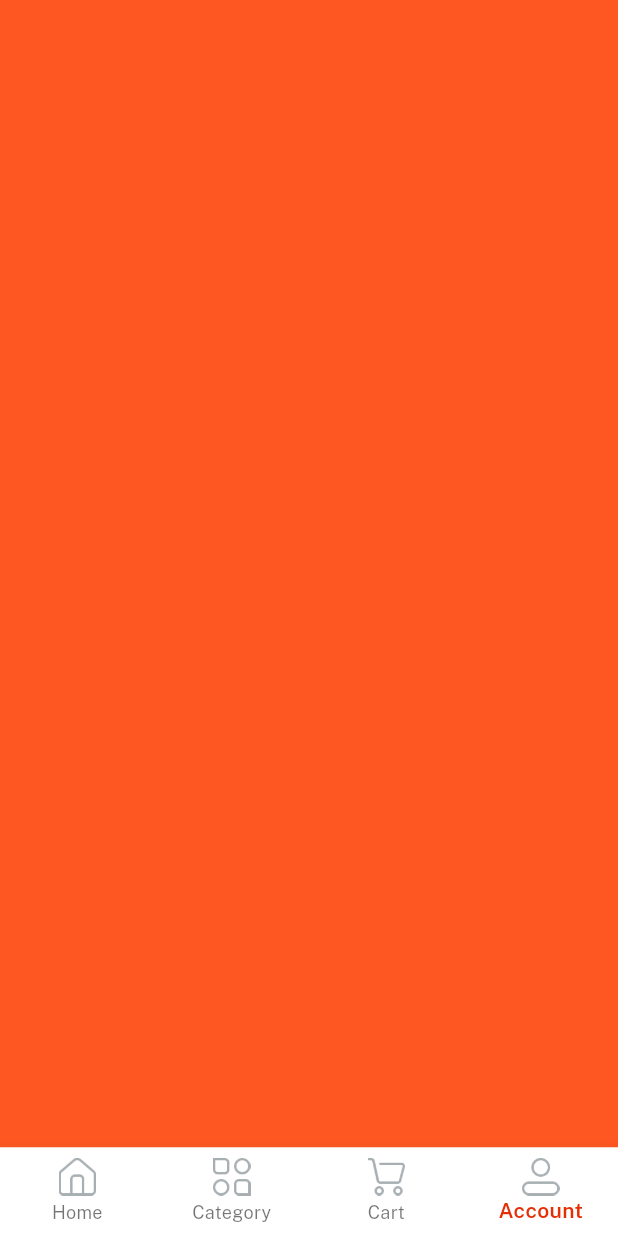
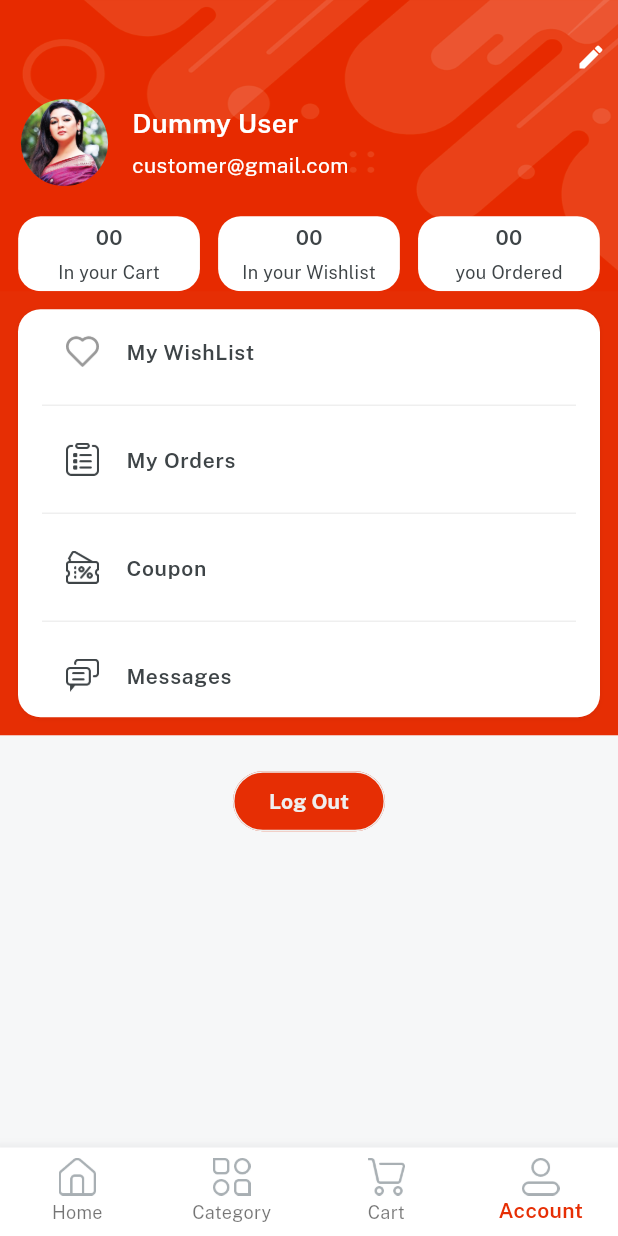
Before and after one commit to umerfaro/ECommeranceAPP, a Flutter app: the Home screen opened directly, item 4 of the bottom bar chosen, on a phone screen of 412 x 824 dp. Run offline on Flutter 3.47's test engine with Material 3 defaults, Android fonts, the light colour scheme and no system bars; our stand-ins replace get, velocity_x.

Commit message:
Profile Ui

```diff
--- a/Flutter_E-Mart-master/lib/Views/AccountScreen/AccountScreen.dart
+++ b/Flutter_E-Mart-master/lib/Views/AccountScreen/AccountScreen.dart
@@ -1,3 +1,6 @@
+import 'package:emart_app/Views/AccountScreen/Conponents/detailsPorfile.dart';
+import 'package:emart_app/WidgetCommons/bg_widgt.dart';
+import 'package:emart_app/consts/List.dart';
 import 'package:emart_app/consts/consts.dart';
 class AccountScreen extends StatefulWidget {
   const AccountScreen({super.key});
@@ -9,8 +12,93 @@ class AccountScreen extends StatefulWidget {
 class _HomeScreenState extends State<AccountScreen> {
   @override
   Widget build(BuildContext context) {
-    return  Container(
-      color: Colors.deepOrange,
-    );
+    return  bgWidget(Scaffold(
+      body:SafeArea(
+        child: Column(
+
+          children: [
+            20.heightBox,
+            //edit profile button
+            Padding(
+              padding: const EdgeInsets.all(8.0),
+              child: const Align(
+                alignment: Alignment.topRight,
+                child: Icon(Icons.edit,color: whiteColor,size: 20,
+
+                ),
+              ).onTap(() {
+                //edit profile button on tap
+              }),
+            ),
+        //user details section
+          10.heightBox,
+            Padding(
+              padding: const EdgeInsets.symmetric(horizontal: 8),
+              child: Row(
+                children: [
+                Image.asset(imgProfile2,width: 70,fit: BoxFit.cover,).box.roundedFull.clip(Clip.antiAlias).make(),
+              10.widthBox,
+                  Expanded(child: Column(
+                crossAxisAlignment: CrossAxisAlignment.start,
+                children: [
+                  "Dummy User".text.size(18).white.fontFamily(semibold).make(),
+                  5.heightBox,
+                  "customer@gmail.com ".text.size(14).white.fontFamily(regular).make(),
+                ],
+              )),
+                        ],
+                      ),
+            ),
+            20.heightBox,
+            Row(
+              mainAxisAlignment: MainAxisAlignment.spaceEvenly,
+              children: [
+                detailsProfile(width: context.screenWidth/3.4,count: "00",title: incart),
+                detailsProfile(width: context.screenWidth/3.4,count: "00",title: wishlist),
+                detailsProfile(width: context.screenWidth/3.4,count: "00",title: myOrders),
+
+              ],
+            ),
+
+            ListView.separated(
+              shrinkWrap: true,
+              separatorBuilder: (context,index){
+                return Divider(
+                  color: lightGrey,
+                );
+              },
+              itemCount: profileList.length,
+                itemBuilder: (contex,index){
+                return ListTile(
+                  leading: Image.asset(
+                    profileListIcon[index],
+                    width: 22,
+
+                  ),
+                  title: profileList[index].text.size(14).fontFamily(semibold).color(darkFontGrey).make(),
+                );
+                }).box.white.rounded.margin(EdgeInsets.all(12)).padding(EdgeInsets.symmetric(horizontal:16 )).shadowSm.make().box.color(redColor).make(),
+           20.heightBox,
+
+            OutlinedButton(
+              style: OutlinedButton.styleFrom(
+                side: const BorderSide(
+                    color: lightGrey
+                ),
+                backgroundColor: redColor, // Set the background color here
+              ),
+              onPressed: () {
+                // Your onPressed logic here
+              },
+              child: logout.text.fontFamily(bold).color(lightGrey).make(),
+            ),
+
+
+          ],
+
+                )
+
+    )
+    ));
   }
 }
--- /dev/null
+++ b/Flutter_E-Mart-master/lib/Views/AccountScreen/Conponents/detailsPorfile.dart
@@ -0,0 +1,15 @@
+
+import 'package:emart_app/consts/consts.dart';
+
+Widget detailsProfile({width ,String? count,String? title  }){
+  return  Column(
+    mainAxisAlignment: MainAxisAlignment.center,
+    children: [
+
+      count!.text.size(14).color(darkFontGrey).fontFamily(semibold).make(),
+      5.heightBox,
+      title!.text.size(12).color(darkFontGrey).fontFamily(regular).make(),
+
+    ],
+  ).box.width(width).padding(const EdgeInsets.all(4)).rounded.white.make();
+}
--- a/Flutter_E-Mart-master/lib/Views/CartScreen/CartScreen.dart
+++ b/Flutter_E-Mart-master/lib/Views/CartScreen/CartScreen.dart
@@ -10,7 +10,24 @@ class _HomeScreenState extends State<CartScreen> {
   @override
   Widget build(BuildContext context) {
     return  Container(
-      color: Colors.lightBlue,
+      color: textfieldGrey,
+      child: Column(
+          mainAxisAlignment: MainAxisAlignment.center,
+          crossAxisAlignment: CrossAxisAlignment.center,
+          children: [
+            const CircleAvatar(
+              radius: 100.0,
+              backgroundImage:
+              AssetImage(emptyCart),
+            ),
+            20.heightBox,
+            cartEmpty.text.size(20).fontFamily(semibold).color(darkFontGrey).make(),
+           20.heightBox,
+            cartEmptyMsg.text.size(16).fontFamily(regular).align(TextAlign.center).color(redColor).make(),
+
+          ]),
+
+
     );
   }
 }
--- a/Flutter_E-Mart-master/lib/consts/List.dart
+++ b/Flutter_E-Mart-master/lib/consts/List.dart
@@ -51,3 +51,10 @@ const categoryListPic =[
 const listOfDetails=[
  video,reviews,sellerPolicy,returnPolicy,supportPolicy
 ];
+
+const profileList= [
+ wishList,orders,coupon,messages
+];
+const profileListIcon= [
+  icHeart,icOrders,icCoupon,icMessages
+];
--- a/Flutter_E-Mart-master/lib/consts/colors.dart
+++ b/Flutter_E-Mart-master/lib/consts/colors.dart
@@ -8,3 +8,4 @@ const Color lightGrey = Color.fromRGBO(239, 239, 239, 1);
 const Color redColor = Color.fromRGBO(230, 46, 4, 1);
 const Color golden = Color.fromRGBO(255, 168, 0, 1);
 const Color lightGolden = Color(0xffFEEAD1);
+const Color grey = Color(0xffE5E5E5);
--- a/Flutter_E-Mart-master/lib/consts/images.dart
+++ b/Flutter_E-Mart-master/lib/consts/images.dart
@@ -48,7 +48,7 @@ const icTwitterLogo = "assets/icons/twitter_logo.png";
 const icWallet = "assets/icons/wallet.png";
 const icWhiteTick = "assets/icons/white_tick.png";
 const icWholeSale = "assets/icons/wholesale.png";
-
+const emptyCart = "assets/icons/emptyCart.png";
 //images
 
 const imgBackground = "assets/icons/bg.png";
--- a/Flutter_E-Mart-master/lib/consts/strings.dart
+++ b/Flutter_E-Mart-master/lib/consts/strings.dart
@@ -24,6 +24,11 @@ const termsAndConditions = "Terms & Conditions";
 const agreeTo = "I agree to the ";
 const loginWithPhone = "Login with Phone";
 const sendOtp = "Send OTP";
+const logout="Log Out";
+const editProfile="Edit Profile";
+const myOrders="you Ordered";
+const wishlist="In your Wishlist";
+const incart="In your Cart";
 
 const home = "Home", cart = "Cart", category = "Category", account = "Account";
 
@@ -59,3 +64,8 @@ furniture="Furniture";
 
 const video = "Video",reviews="Reviews",sellerPolicy="Seller policy",returnPolicy="Return Policy",supportPolicy="Support Policy";
 const productYouMayLike="Products you may like";
+const cartEmpty="Your Cart is Empty";
+const cartEmptyMsg="Looks like you haven\'t added anything to your cart yet";
+
+//profiles
+const wishList= "My WishList",orders="My Orders",coupon="Coupon",messages="Messages",changePassword="Change Password";
```
Also changed, not shown: Flutter_E-Mart-master/assets/icons/emptyCart.png (added).
